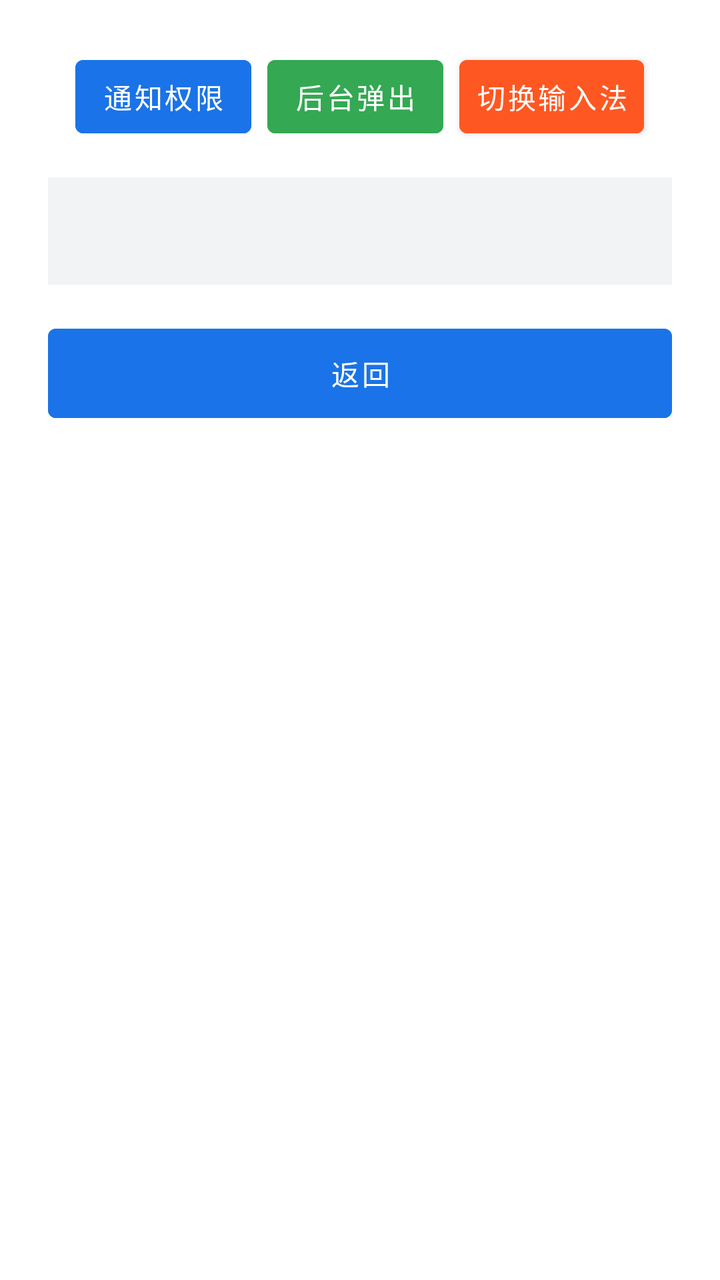
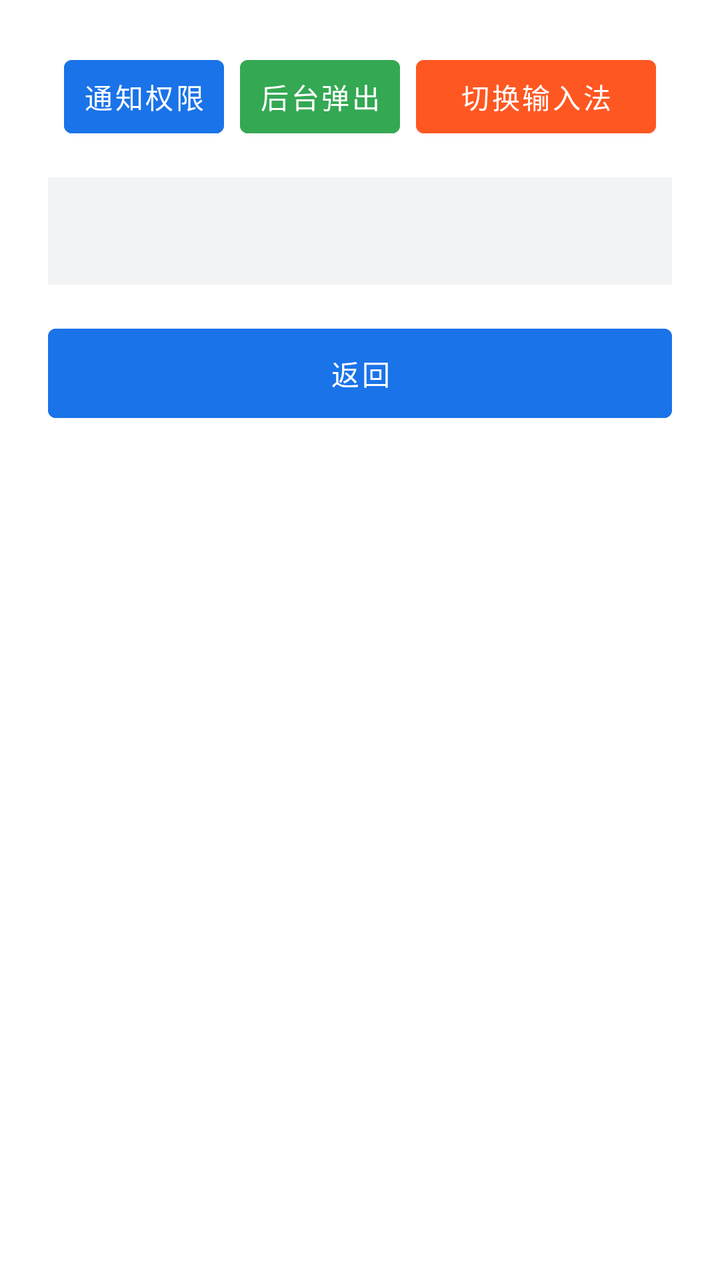

Two renders of the same Android screen: before a commit and after it. Below are the layout's source before the change and the commit's diff.
<!-- AndroidManifest.xml: fallback theme Theme.MaterialComponents.DayNight.NoActionBar -->
<!-- res/layout/dialog_tutorial.xml -->
<?xml version="1.0" encoding="utf-8"?>
<LinearLayout xmlns:android="http://schemas.android.com/apk/res/android"
    android:layout_width="match_parent"
    android:layout_height="wrap_content"
    android:orientation="vertical"
    android:padding="24dp">

    
    <LinearLayout
        android:layout_width="match_parent"
        android:layout_height="wrap_content"
        android:orientation="horizontal"
        android:gravity="center"
        android:layout_marginBottom="16dp">

        <Button
            android:id="@+id/btn_tab_notification"
            android:layout_width="wrap_content"
            android:layout_height="wrap_content"
            android:text="通知权限"
            android:singleLine="true"
            android:padding="8dp"
            android:backgroundTint="#1A73E8"
            android:textColor="#FFFFFF"
            android:layout_marginEnd="4dp"/>

        <Button
            android:id="@+id/btn_tab_overlay"
            android:layout_width="wrap_content"
            android:layout_height="wrap_content"
            android:text="后台弹出"
            android:singleLine="true"
            android:padding="8dp"
            android:backgroundTint="#34A853"
            android:textColor="#FFFFFF"
            android:layout_marginStart="4dp"
            android:layout_marginEnd="4dp"/>

        <Button
            android:id="@+id/btn_tab_switch"
            android:layout_width="wrap_content"
            android:layout_height="wrap_content"
            android:text="切换输入法"
            android:singleLine="true"
            android:padding="8dp"
            android:backgroundTint="#FF5722"
            android:textColor="#FFFFFF"
            android:layout_marginStart="4dp"/>
    </LinearLayout>

    
    <ScrollView
        android:layout_width="match_parent"
        android:layout_height="wrap_content"
        android:maxHeight="350dp"
        android:layout_marginBottom="16dp">

        <TextView
            android:id="@+id/tv_tutorial_content"
            android:layout_width="match_parent"
            android:layout_height="wrap_content"
            android:textSize="16sp"
            android:textColor="#333333"
            android:lineSpacingExtra="6dp"
            android:background="#F1F3F4"
            android:padding="16dp"/>
    </ScrollView>

    
    <Button
        android:id="@+id/btn_tutorial_back"
        android:layout_width="match_parent"
        android:layout_height="wrap_content"
        android:text="返回"
        android:enabled="true"
        android:backgroundTint="#1A73E8"
        android:textColor="#FFFFFF"
        android:padding="12dp"/>
</LinearLayout>
<!-- resources referenced by this layout -->
<resources>

</resources>

<!-- the commit's change to res/layout/dialog_tutorial.xml (unified diff, before → after) -->
@@ -5,7 +5,6 @@
     android:orientation="vertical"
     android:padding="24dp">
 
-    
     <LinearLayout
         android:layout_width="match_parent"
         android:layout_height="wrap_content"
@@ -19,6 +18,7 @@
             android:layout_height="wrap_content"
             android:text="通知权限"
             android:singleLine="true"
+            android:minWidth="80dp"
             android:padding="8dp"
             android:backgroundTint="#1A73E8"
             android:textColor="#FFFFFF"
@@ -30,6 +30,7 @@
             android:layout_height="wrap_content"
             android:text="后台弹出"
             android:singleLine="true"
+            android:minWidth="80dp"
             android:padding="8dp"
             android:backgroundTint="#34A853"
             android:textColor="#FFFFFF"
@@ -42,13 +43,13 @@
             android:layout_height="wrap_content"
             android:text="切换输入法"
             android:singleLine="true"
+            android:minWidth="120dp"
             android:padding="8dp"
             android:backgroundTint="#FF5722"
             android:textColor="#FFFFFF"
             android:layout_marginStart="4dp"/>
     </LinearLayout>
 
-    
     <ScrollView
         android:layout_width="match_parent"
         android:layout_height="wrap_content"
@@ -66,7 +67,6 @@
             android:padding="16dp"/>
     </ScrollView>
 
-    
     <Button
         android:id="@+id/btn_tutorial_back"
         android:layout_width="match_parent"
